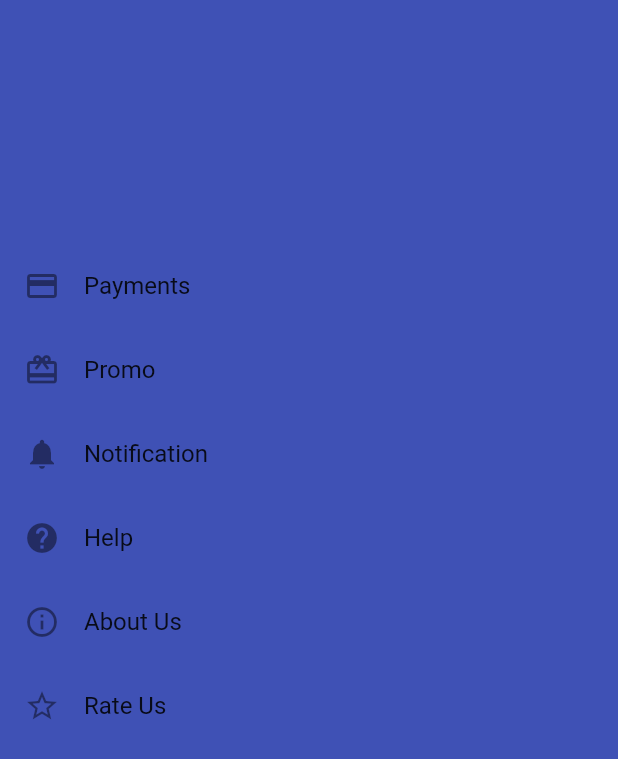
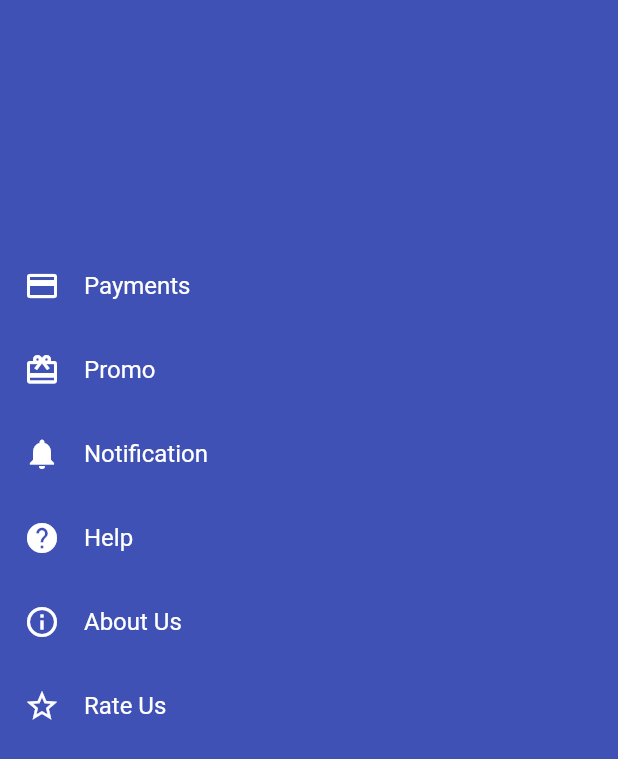
Before and after one commit to aditya263/Floating-Sidebar-Animation, a Flutter app: the MenuPage screen opened directly, on a phone screen of 412 x 824 dp. Shown: the top 759 px of the screen. Run offline on Flutter 3.47's test engine with Material 2 defaults, Android fonts, the phone set to English and light mode, and no system bars; our stand-ins replace flutter_zoom_drawer.

Commit message:
dark theme added

```diff
--- a/lib/menu_page.dart
+++ b/lib/menu_page.dart
@@ -22,7 +22,9 @@ class MenuItems {
 
 class MenuPage extends StatelessWidget {
   @override
-  Widget build(BuildContext context) => Scaffold(
+  Widget build(BuildContext context) => Theme(
+        data: ThemeData.dark(),
+        child: Scaffold(
           backgroundColor: Colors.indigo,
           body: SafeArea(
             child: Column(
@@ -34,6 +36,7 @@ class MenuPage extends StatelessWidget {
               ],
             ),
           ),
+        ),
       );
 
   Widget buildMenuItem(MenuItem item) => ListTile(
```
Lines whose indentation alone changed are shown as unchanged.
